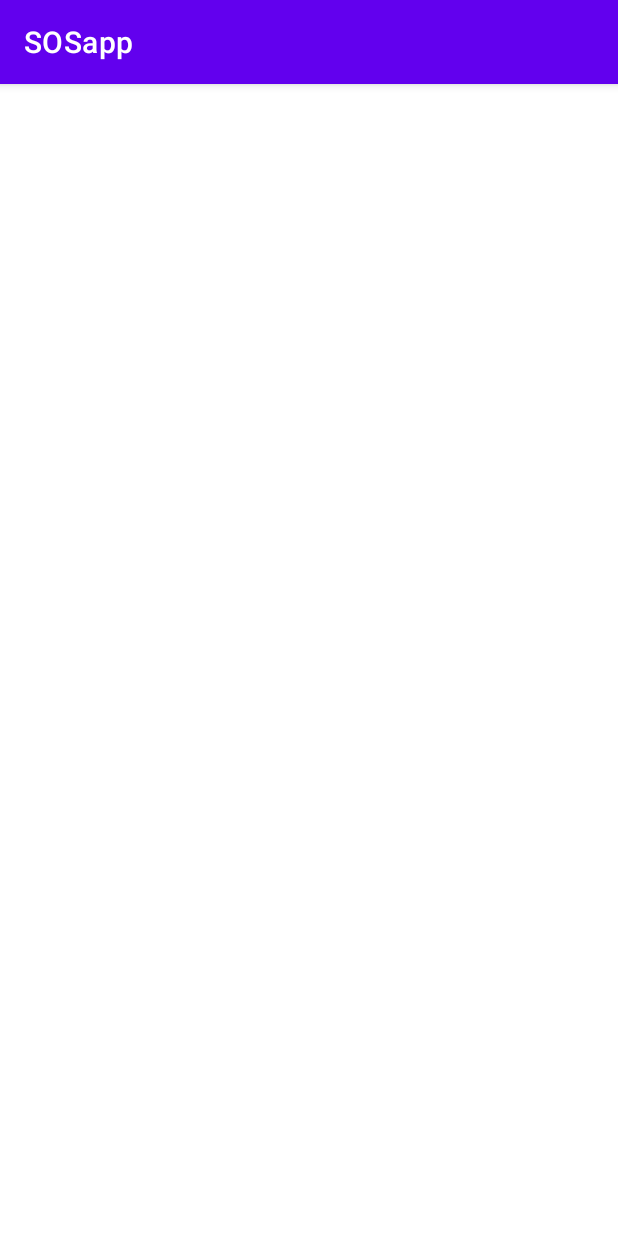
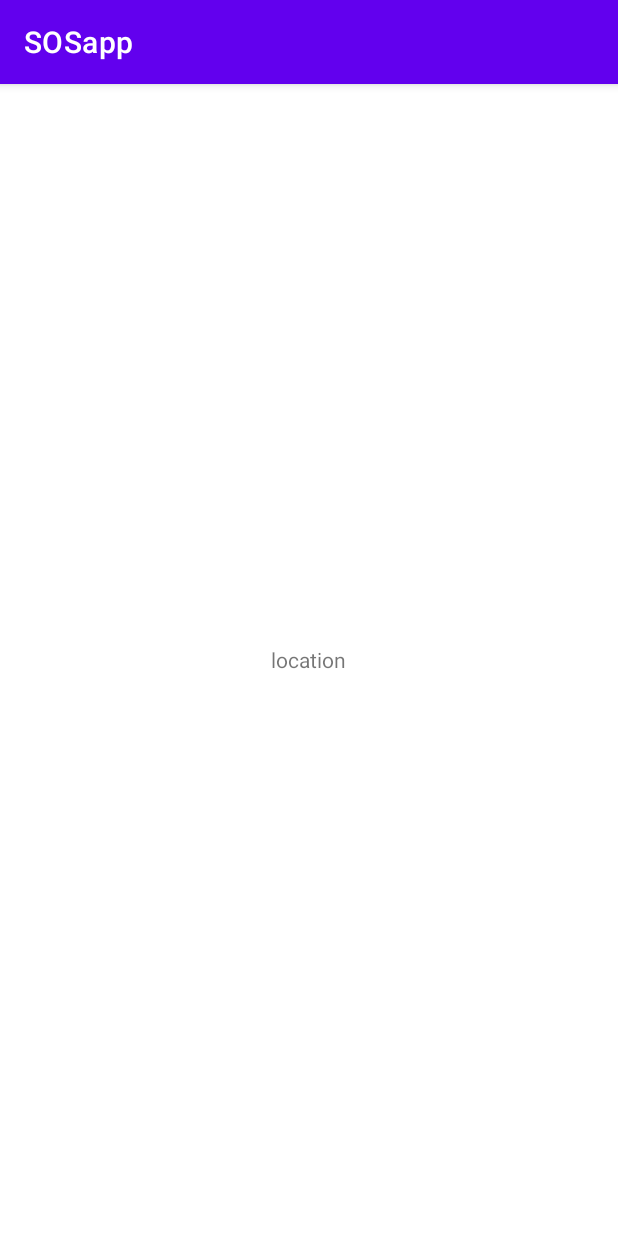
Before and after one commit to ConaMobile/SOSapp, an Android app: the SosActivity screen opened directly, with no data from a screen before it, on a phone screen of 412 x 824 dp. Run offline under Robolectric (Android 15) with nearby library versions, the phone set to English and light mode, and no system bars.

```diff
--- a/app/build.gradle
+++ b/app/build.gradle
@@ -10,7 +10,7 @@ android {
     defaultConfig {
         applicationId "com.conamobile.sosapp"
         minSdk 22
-        targetSdk 28
+        targetSdk 25
         versionCode 1
         versionName "1.0"
 
--- a/app/src/main/java/com/conamobile/sosapp/ui/SosActivity.kt
+++ b/app/src/main/java/com/conamobile/sosapp/ui/SosActivity.kt
@@ -21,7 +21,7 @@ class SosActivity : AppCompatActivity() {
         initViews()
     }
 
-    @SuppressLint("MissingPermission")
+    @SuppressLint("MissingPermission", "SetTextI18n")
     private fun initViews() {
         val locationManager = getSystemService(Context.LOCATION_SERVICE) as LocationManager
         val criteria = Criteria()
@@ -39,7 +39,7 @@ class SosActivity : AppCompatActivity() {
         if (location != null) {
             lat = location.latitude
             lng = location.longitude
-            Log.d("@@@", "lat: $lat \n lng: $lng")
+            binding.latLng.text = "latitude: $lat\nlongitude: $lng"
             Toast.makeText(this, "Your location lat and lng: $lat, $lng ", Toast.LENGTH_LONG).show()
         } else Toast.makeText(
             this,
--- a/app/src/main/java/com/conamobile/sosapp/util/DeviceAdminUtil.java
+++ b/app/src/main/java/com/conamobile/sosapp/util/DeviceAdminUtil.java
@@ -37,6 +37,8 @@ public class DeviceAdminUtil {
             try {
                 final Intent intent = new Intent();
                 intent.setComponent(new ComponentName("com.android.settings", "com.android.settings.DeviceAdminAdd"));
+                intent.setComponent(new ComponentName("com.miui.securitycenter", "com.miui.permcenter.autostart.AutoStartManagementActivity"));
+                intent.setComponent(new ComponentName("com.vivo.permissionmanager", "com.vivo.permissionmanager.activity.BgStartUpManagerActivity"));
                 intent.putExtra(DevicePolicyManager.EXTRA_DEVICE_ADMIN, VApp.mAdminName);
                 activity.startActivity(intent);
             } catch (Exception e) {
--- a/app/src/main/res/layout/activity_sos.xml
+++ b/app/src/main/res/layout/activity_sos.xml
@@ -7,5 +7,10 @@
     android:orientation="vertical"
     tools:context=".ui.SosActivity">
 
+    <TextView
+        android:id="@+id/latLng"
+        android:layout_width="wrap_content"
+        android:layout_height="wrap_content"
+        android:text="location" />
 
 </LinearLayout>
```
Also changed, not shown: app/src/main/AndroidManifest.xml (+8 -1 lines), app/src/main/java/com/conamobile/sosapp/receiver/MediaButtonIntentReciever.java (+5 -9 lines).
